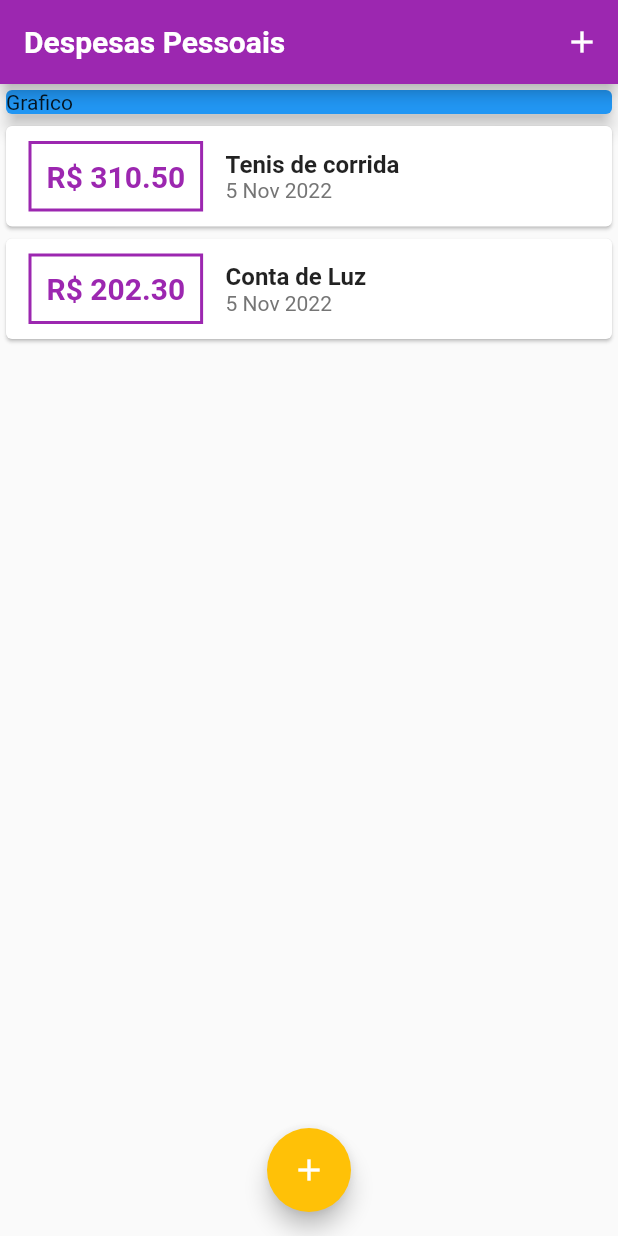
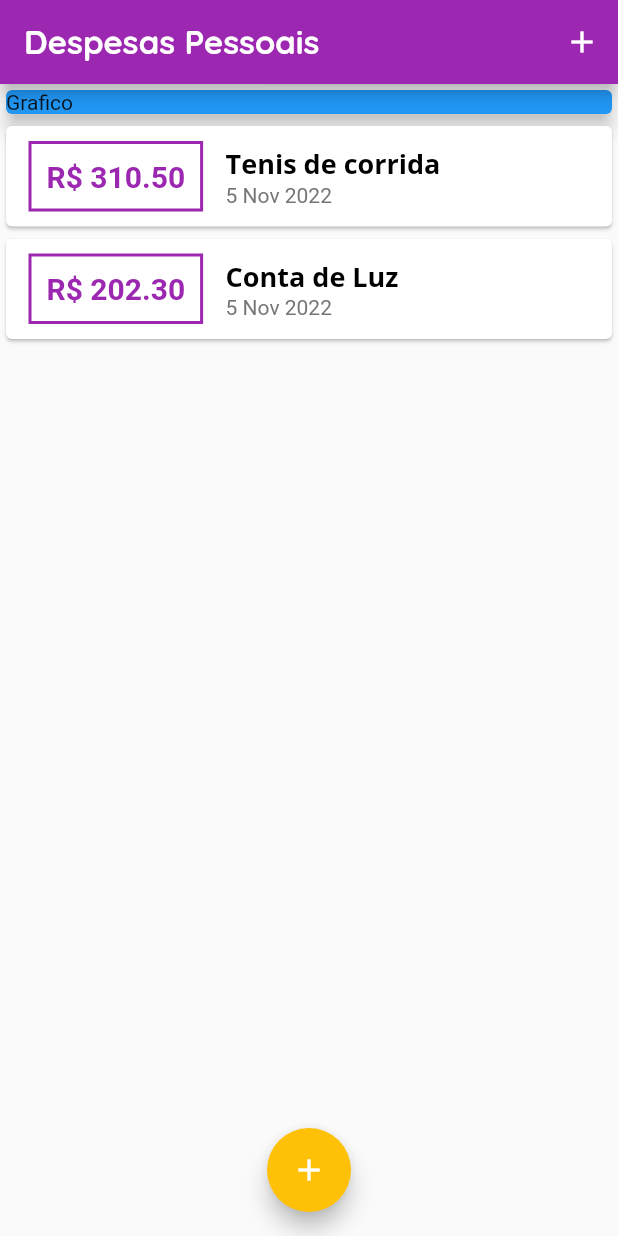
Before and after one commit to frank000/expev, a Flutter app: the screen it shows after launch, on a phone screen of 412 x 824 dp. Run offline on Flutter 3.47's test engine with Material 2 defaults, Android fonts, the phone set to English and light mode, and no system bars.

Commit message:
Usando Themas e adicionando Fonts

```diff
--- a/lib/components/transaction_list.dart
+++ b/lib/components/transaction_list.dart
@@ -38,9 +38,8 @@ class TransactionList extends StatelessWidget {
                   crossAxisAlignment: CrossAxisAlignment.start,
                   children: [
                     Text(
-                      tr.title,
-                      style:
-                          TextStyle(fontWeight: FontWeight.bold, fontSize: 16),
+                      tr.title, style: Theme.of(context).textTheme.headline6,
+                      // TextStyle(fontWeight: FontWeight.bold, fontSize: 16),
                     ),
                     Text(
                       DateFormat('d MMM y').format(tr.date),
--- a/lib/main.dart
+++ b/lib/main.dart
@@ -17,8 +17,10 @@ class ExpenvApp extends StatelessWidget {
     final ThemeData tema = ThemeData();
     return MaterialApp(
       theme: tema.copyWith(
-        colorScheme: tema.colorScheme
-            .copyWith(primary: Colors.purple, secondary: Colors.amber),
+        colorScheme: tema.colorScheme.copyWith(
+          primary: Colors.purple,
+          secondary: Colors.amber,
+        ),
         textTheme: tema.textTheme.copyWith(
           headline6: TextStyle(
             fontFamily: 'OpenSans',
@@ -27,10 +29,10 @@ class ExpenvApp extends StatelessWidget {
             color: Colors.black,
           ),
         ),
-        appBarTheme: AppBarTheme(
-          titleTextStyle: TextStyle(
-            fontFamily: 'OpenSans',
-            fontSize: 20,
+        appBarTheme: const AppBarTheme(
+          titleTextStyle: const TextStyle(
+            fontFamily: 'Quicksand',
+            fontSize: 22,
             fontWeight: FontWeight.bold,
           ),
         ),
```
Also changed, not shown: pubspec.yaml (+11 -6 lines), assets/fonts/OpenSans-Bold.ttf (added), assets/fonts/OpenSans-Regular.ttf (added), assets/fonts/Quicksand-Bold.ttf (added), assets/fonts/Quicksand-Light.ttf (added), assets/fonts/Quicksand-Medium.ttf (added), assets/fonts/Quicksand-Regular.ttf (added).
